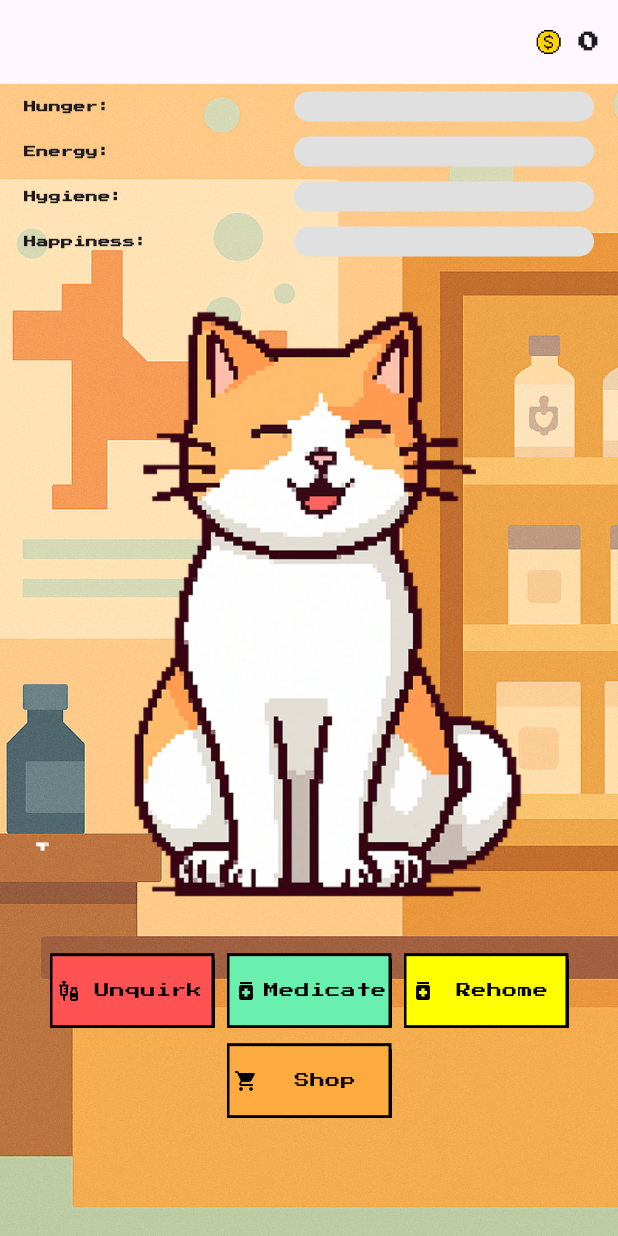
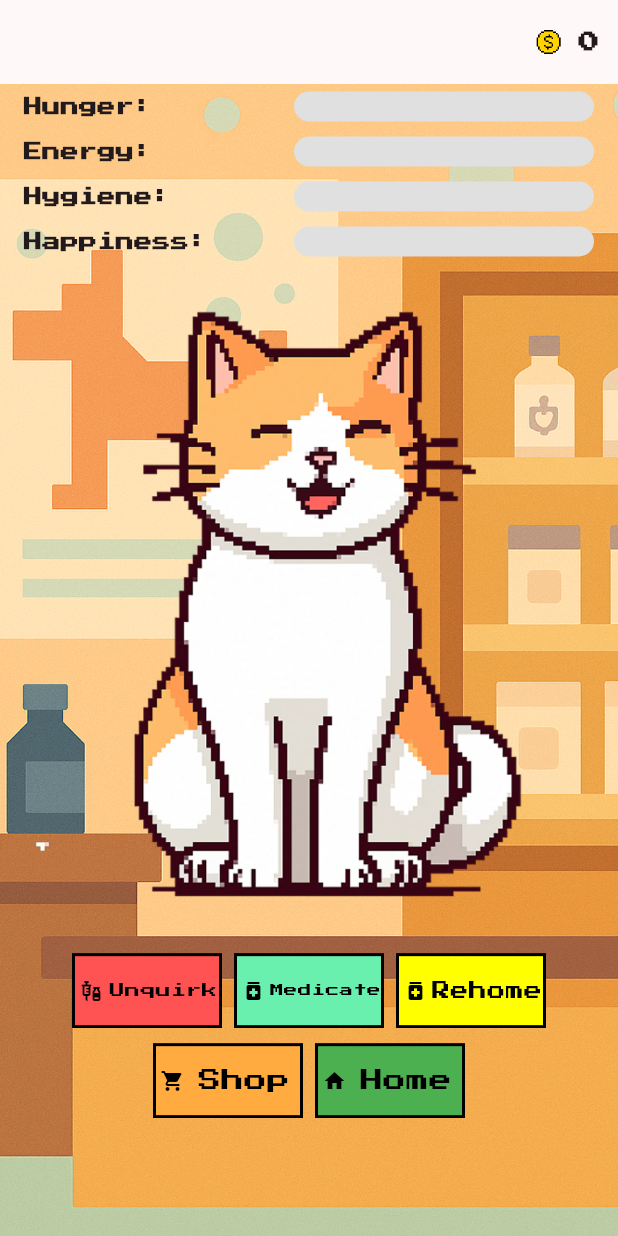
Before and after one commit to darahvia/156-Midterms-Pet-Simulator, a Flutter app: the VetScreen screen opened directly, on a phone screen of 412 x 824 dp. Run offline on Flutter 3.47's test engine with Material 3 defaults, Android fonts, the phone set to English and light mode, and no system bars; drawn by our look-alikes of auto_size_text; our stand-ins replace audioplayers, cloud_firestore, firebase_auth, firebase_core, google_fonts; missing offline and left inert: flame; accounts and stored records are empty.

Commit message:
themedata, username, buttons adjusted, leaderboard, design dialogs

```diff
--- a/lib/main.dart
+++ b/lib/main.dart
@@ -61,6 +61,9 @@ class _MyAppState extends State<MyApp> with WidgetsBindingObserver {
     final user = FirebaseAuth.instance.currentUser;
 
     return MaterialApp(
+      theme: ThemeData(
+        colorSchemeSeed: Colors.black,
+      ),
       home: user != null ? StartScreen() : LoginPage(),
       debugShowCheckedModeBanner: false,
     );
--- a/lib/models/flappy-game.dart
+++ b/lib/models/flappy-game.dart
@@ -194,7 +194,6 @@ class FlappyBirdGame extends FlameGame with TapDetector, HasCollisionDetection {
     // only update if the new high score is greater
     if (score > storedHighScore) {
       await doc.set({
-        'username': user.displayName ?? user.email ?? 'Anonymous',
         'highScore': score,
       }, SetOptions(merge: true));
     }
--- a/lib/screens/vet_screen.dart
+++ b/lib/screens/vet_screen.dart
@@ -1,6 +1,7 @@
 import 'package:flame/game.dart';
 import 'package:flutter/material.dart';
 import 'package:pet_simulator/models/flappy-game.dart';
+import 'package:pet_simulator/screens/pet_screen.dart';
 import 'package:provider/provider.dart';
 import 'package:google_fonts/google_fonts.dart';
 import '../providers/pet_provider.dart';
@@ -128,7 +129,7 @@ class _VetScreenState extends State<VetScreen> {
                       Text(
                         'Hunger:',
                         style: GoogleFonts.pressStart2p(
-                          fontSize: 8,
+                          fontSize: 12,
                           fontWeight: FontWeight.bold,
                         ),
                       ),
@@ -153,7 +154,7 @@ class _VetScreenState extends State<VetScreen> {
                       Text(
                         'Energy:',
                         style: GoogleFonts.pressStart2p(
-                          fontSize: 8,
+                          fontSize: 12,
                           fontWeight: FontWeight.bold,
                         ),
                       ),
@@ -178,7 +179,7 @@ class _VetScreenState extends State<VetScreen> {
                       Text(
                         'Hygiene:',
                         style: GoogleFonts.pressStart2p(
-                          fontSize: 8,
+                          fontSize: 12,
                           fontWeight: FontWeight.bold,
                         ),
                       ),
@@ -203,7 +204,7 @@ class _VetScreenState extends State<VetScreen> {
                       Text(
                         'Happiness:',
                         style: GoogleFonts.pressStart2p(
-                          fontSize: 8,
+                          fontSize: 12,
                           fontWeight: FontWeight.bold,
                         ),
                       ),
@@ -292,6 +293,18 @@ class _VetScreenState extends State<VetScreen> {
                             ),
                           ),
                     ),
+                    PixelButton(
+                      label: 'Home',
+                      icon: Icons.home,
+                      color: Colors.green,
+                      onPressed:
+                          () => Navigator.push(
+                            context,
+                            MaterialPageRoute(
+                              builder: (context) => PetScreen(),
+                            ),
+                          ),
+                    ),
                   ],
                 ),
               ],
--- a/lib/widgets/pixel_button.dart
+++ b/lib/widgets/pixel_button.dart
@@ -58,7 +58,7 @@ class _PixelButtonState extends State<PixelButton> {
               child: Container(width: 110, height: 50, color: Colors.black),
             ),
           Container(
-            width: 110,
+            width: 100,
             height: 50,
             decoration: BoxDecoration(
               color: bgColor,
@@ -80,7 +80,7 @@ class _PixelButtonState extends State<PixelButton> {
                     maxLines: 1,
                     textAlign: TextAlign.center,
                     style: GoogleFonts.pressStart2p(
-                      fontSize: 10,
+                      fontSize: 15,
                       color: widget.isEnabled ? Colors.black : Colors.grey,
                     ),
                     minFontSize: 2,
--- a/pubspec.yaml
+++ b/pubspec.yaml
@@ -135,6 +135,7 @@ flutter:
     - assets/images/cat_normal_bowtie.png
     - assets/images/cabinet.png
     - assets/images/vet_background.png
+    - assets/images/background-day.png
 
     #audio
     - assets/audio/background_music.mp3
```
Also changed, not shown: lib/screens/pet_screen.dart (+12 -14 lines), lib/screens/start_screen.dart (+75 -29 lines), lib/widgets/flappy_leaderboard_display.dart (+20 -6 lines), assets/images/outdoor.png.
